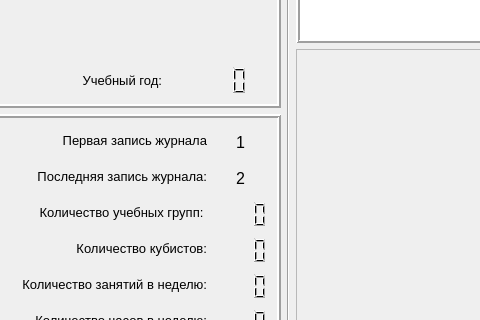
Qt form forms_journ/t_tab5.ui (AlexanderSokolov69/Journal310) before a commit; both pictures show x 130 to 610 and y 128 to 448 of the 1225 by 834 pixel window.
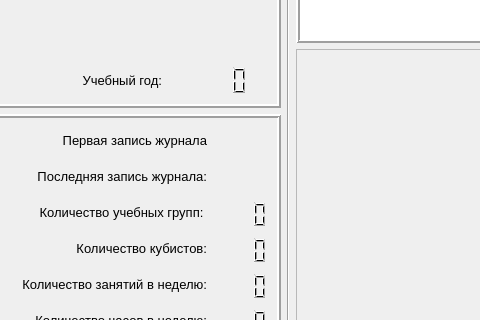
The same form after that commit.

The edit to the form file:
```diff
--- a/forms_journ/t_tab5.ui
+++ b/forms_journ/t_tab5.ui
@@ -507,7 +507,7 @@
                </font>
               </property>
               <property name="text">
-               <string>1</string>
+               <string/>
               </property>
               <property name="alignment">
                <set>Qt::AlignCenter</set>
@@ -555,7 +555,7 @@
                </font>
               </property>
               <property name="text">
-               <string>2</string>
+               <string/>
               </property>
               <property name="alignment">
                <set>Qt::AlignCenter</set>
```
